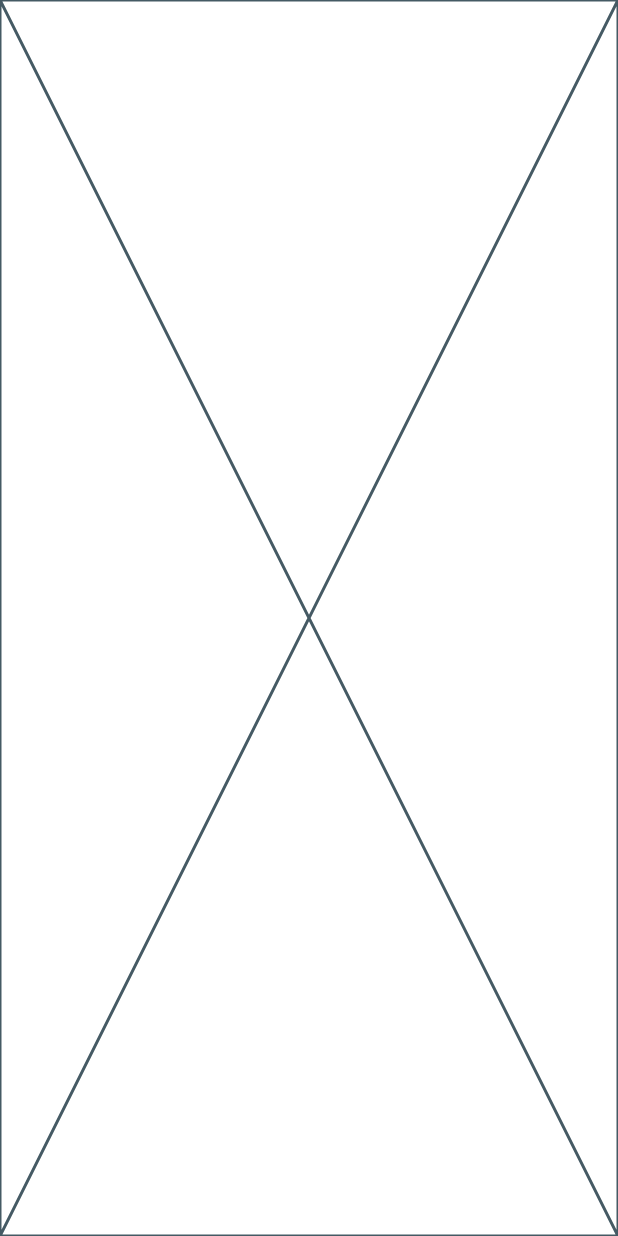
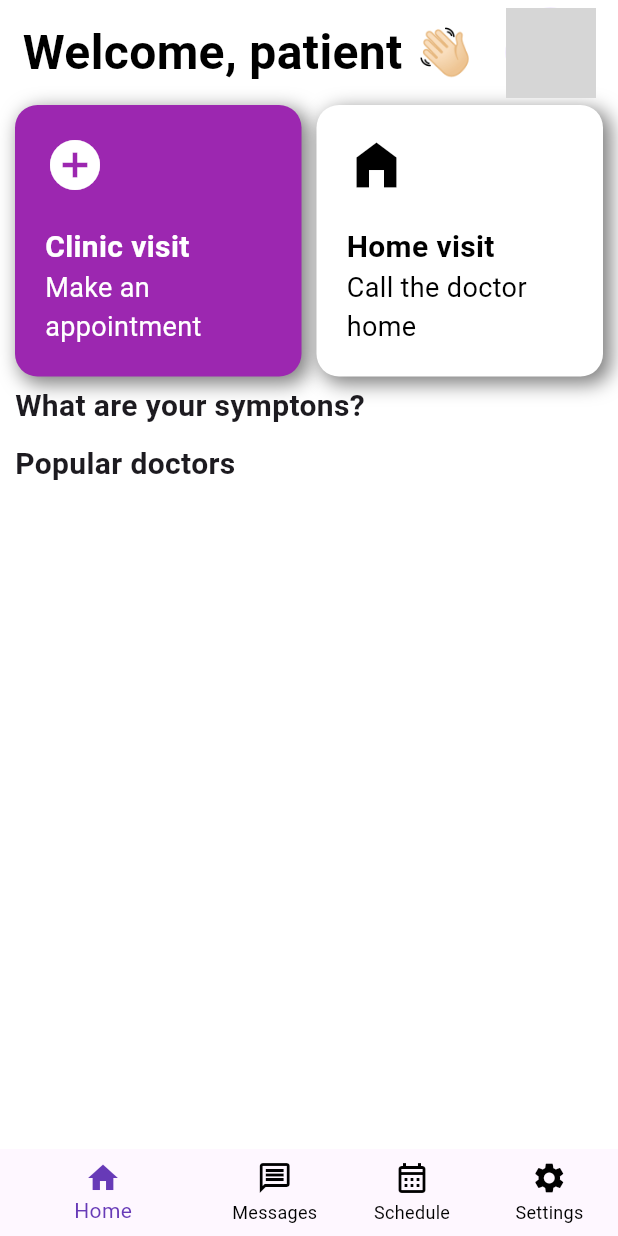
Before and after one commit to zelonware/anydoctorhere, a Flutter app: the screen it shows after launch, on a phone screen of 412 x 824 dp. Run offline on Flutter 3.47's test engine with Material 3 defaults, Android fonts, the light colour scheme and no system bars; network calls fail; grey boxes are pictures that could not be loaded.

Commit message:
💉 Add appointment type options

```diff
--- a/lib/main.dart
+++ b/lib/main.dart
@@ -1,3 +1,4 @@
+import 'package:anydoctorhere/presentation/views/main_view.dart';
 import 'package:flutter/material.dart';
 
 void main() {
@@ -15,7 +16,7 @@ class AnyDoctorApp extends StatelessWidget {
       theme: ThemeData(
         useMaterial3: true,
       ),
-      home: const Placeholder(),
+      home: const MainView(),
     );
   }
 }
--- /dev/null
+++ b/lib/presentation/shared/sectionheader_widget.dart
@@ -0,0 +1,21 @@
+import 'package:flutter/material.dart';
+
+class SectionHeader extends StatelessWidget {
+  final String title;
+
+  const SectionHeader({
+    super.key,
+    required this.title,
+  });
+
+  @override
+  Widget build(BuildContext context) {
+    return Padding(
+      padding: EdgeInsets.symmetric(vertical: 5, horizontal: 10),
+      child: Text(
+        title,
+        style: TextStyle(fontSize: 20, fontWeight: FontWeight.bold),
+      ),
+    );
+  }
+}
--- /dev/null
+++ b/lib/presentation/views/home/home_view.dart
@@ -0,0 +1,72 @@
+import 'package:anydoctorhere/presentation/views/home/widgets/appointmenttype_widget.dart';
+import 'package:anydoctorhere/presentation/shared/sectionheader_widget.dart';
+import 'package:flutter/material.dart';
+
+class HomeView extends StatefulWidget {
+  const HomeView({super.key});
+
+  @override
+  State<HomeView> createState() => _HomeViewState();
+}
+
+class _HomeViewState extends State<HomeView> {
+  @override
+  Widget build(BuildContext context) {
+    return SafeArea(
+      child: Column(
+        crossAxisAlignment: CrossAxisAlignment.start,
+        children: [
+          // Welcome, patient!
+          Padding(
+            padding: EdgeInsets.symmetric(horizontal: 15, vertical: 5),
+            child: Row(
+              mainAxisAlignment: MainAxisAlignment.spaceBetween,
+              children: [
+                Text(
+                  'Welcome, patient 👋🏻',
+                  style: TextStyle(
+                      fontSize: 32,
+                      fontWeight: FontWeight.bold,
+                      color: Colors.black),
+                ),
+                CircleAvatar(
+                  radius: 30,
+                  backgroundImage: NetworkImage(
+                      'https://static.vecteezy.com/system/resources/previews/008/957/225/non_2x/female-doctor-avatar-clipart-icon-in-flat-design-vector.jpg'),
+                ),
+              ],
+            ),
+          ),
+          // Visit type
+          Padding(
+            padding: const EdgeInsets.symmetric(horizontal: 10),
+            child: Row(
+              mainAxisAlignment: MainAxisAlignment.spaceBetween,
+              children: [
+                AppointmentType(
+                  appointmentType: 'Clinic visit',
+                  callToAction: 'Make an appointment',
+                  appointmentIcon: Icons.add_circle,
+                  bgColor: Colors.purple,
+                ),
+                SizedBox(
+                  width: 10,
+                ),
+                AppointmentType(
+                  appointmentType: 'Home visit',
+                  callToAction: 'Call the doctor home',
+                  appointmentIcon: Icons.home_filled,
+                  bgColor: Colors.white,
+                )
+              ],
+            ),
+          ),
+          // Symptons options
+          SectionHeader(title: 'What are your symptons?'),
+          // Popular doctors
+          SectionHeader(title: 'Popular doctors'),
+        ],
+      ),
+    );
+  }
+}
--- /dev/null
+++ b/lib/presentation/views/home/widgets/appointmenttype_widget.dart
@@ -0,0 +1,54 @@
+import 'package:flutter/material.dart';
+
+class AppointmentType extends StatelessWidget {
+  final String callToAction;
+  final String appointmentType;
+  final IconData appointmentIcon;
+  final Color bgColor;
+
+  const AppointmentType(
+      {super.key,
+      required this.callToAction,
+      required this.appointmentType,
+      required this.appointmentIcon,
+      required this.bgColor});
+
+  @override
+  Widget build(BuildContext context) {
+    return Expanded(
+      child: Container(
+        padding: EdgeInsets.all(20),
+        decoration: BoxDecoration(boxShadow: [
+          BoxShadow(
+              color: Colors.black.withOpacity(0.5),
+              offset: Offset(4, 4),
+              blurRadius: 10,
+              spreadRadius: 1),
+        ], color: bgColor, borderRadius: BorderRadius.circular(15)),
+        child: Column(
+          crossAxisAlignment: CrossAxisAlignment.start,
+          children: [
+            Icon(appointmentIcon,
+                size: 40,
+                color: bgColor == Colors.white ? Colors.black : Colors.white),
+            SizedBox(
+              height: 20,
+            ),
+            Text(
+              appointmentType,
+              style: TextStyle(
+                  fontSize: 20,
+                  color: bgColor == Colors.white ? Colors.black : Colors.white,
+                  fontWeight: FontWeight.bold),
+            ),
+            Text(callToAction,
+                style: TextStyle(
+                    fontSize: 18,
+                    color:
+                        bgColor == Colors.white ? Colors.black : Colors.white))
+          ],
+        ),
+      ),
+    );
+  }
+}
--- /dev/null
+++ b/lib/presentation/views/main_view.dart
@@ -0,0 +1,50 @@
+import 'package:anydoctorhere/presentation/views/home/home_view.dart';
+import 'package:anydoctorhere/presentation/views/messages_view.dart';
+import 'package:anydoctorhere/presentation/views/schedule_view.dart';
+import 'package:anydoctorhere/presentation/views/settings_view.dart';
+import 'package:flutter/material.dart';
+
+class MainView extends StatefulWidget {
+  const MainView({super.key});
+
+  @override
+  State<MainView> createState() => _MainViewState();
+}
+
+class _MainViewState extends State<MainView> {
+  int selectedPage = 0;
+  final pages = [
+    const HomeView(),
+    const MessagesView(),
+    const SchedulingView(),
+    const SettingsView(),
+  ];
+
+  @override
+  Widget build(BuildContext context) {
+    return Scaffold(
+      body: pages[selectedPage],
+      backgroundColor: Colors.white,
+      bottomNavigationBar: BottomNavigationBar(
+          elevation: 0,
+          unselectedItemColor: Colors.black,
+          selectedItemColor: Colors.deepPurple,
+          onTap: (value) {
+            setState(() {
+              selectedPage = value;
+            });
+          },
+          showUnselectedLabels: true,
+          currentIndex: selectedPage,
+          items: [
+            BottomNavigationBarItem(icon: Icon(Icons.home), label: 'Home'),
+            BottomNavigationBarItem(
+                icon: Icon(Icons.message_outlined), label: 'Messages'),
+            BottomNavigationBarItem(
+                icon: Icon(Icons.calendar_month_outlined), label: 'Schedule'),
+            BottomNavigationBarItem(
+                icon: Icon(Icons.settings), label: 'Settings'),
+          ]),
+    );
+  }
+}
--- /dev/null
+++ b/lib/presentation/views/messages_view.dart
@@ -0,0 +1,17 @@
+import 'package:flutter/material.dart';
+
+class MessagesView extends StatefulWidget {
+  const MessagesView({super.key});
+
+  @override
+  State<MessagesView> createState() => _MessagesViewState();
+}
+
+class _MessagesViewState extends State<MessagesView> {
+  @override
+  Widget build(BuildContext context) {
+    return const Center(
+      child: Text('Messages'),
+    );
+  }
+}
--- /dev/null
+++ b/lib/presentation/views/schedule_view.dart
@@ -0,0 +1,15 @@
+import 'package:flutter/material.dart';
+
+class SchedulingView extends StatefulWidget {
+  const SchedulingView({super.key});
+
+  @override
+  State<SchedulingView> createState() => _SchedulingViewState();
+}
+
+class _SchedulingViewState extends State<SchedulingView> {
+  @override
+  Widget build(BuildContext context) {
+    return const Center(child: Text('Scheduling'),);
+  }
+}
--- /dev/null
+++ b/lib/presentation/views/settings_view.dart
@@ -0,0 +1,17 @@
+import 'package:flutter/material.dart';
+
+class SettingsView extends StatefulWidget {
+  const SettingsView({super.key});
+
+  @override
+  State<SettingsView> createState() => _SettingsViewState();
+}
+
+class _SettingsViewState extends State<SettingsView> {
+  @override
+  Widget build(BuildContext context) {
+    return const Center(
+      child: Text('Settings'),
+    );
+  }
+}
```
